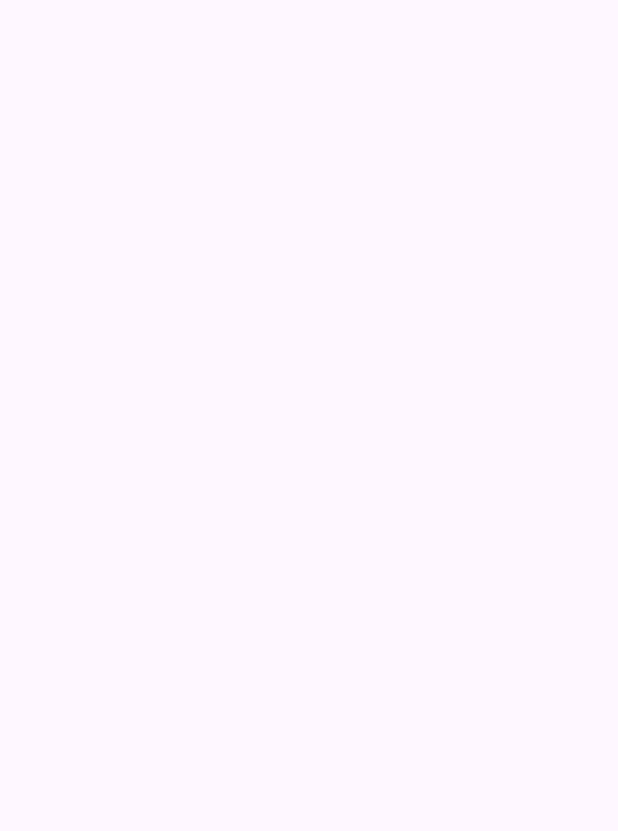
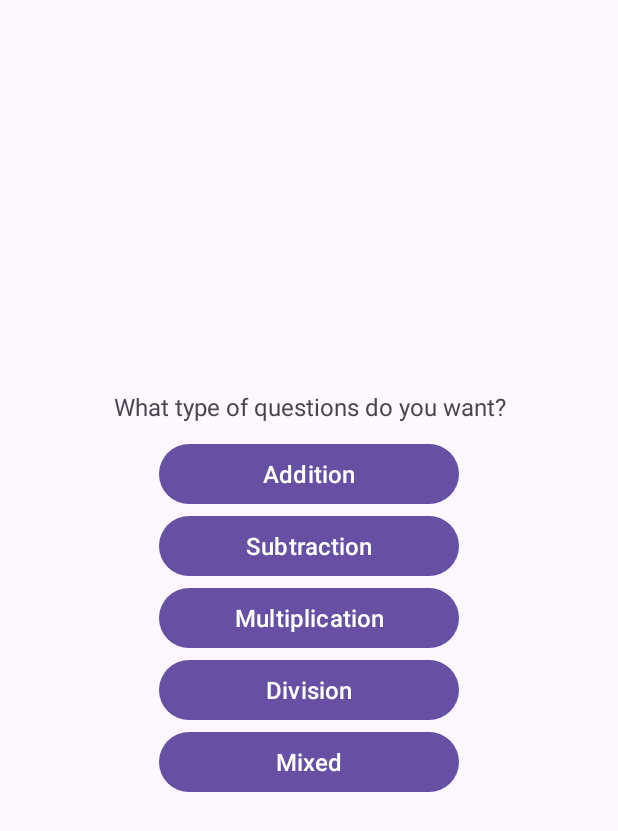
Before and after one commit to magnfreid/MathApp, an Android app: the SetupActivity screen opened directly, with no data from a screen before it, on a phone screen of 412 x 824 dp. Before the commit the part shown is empty. Shown: the top 831 px of the screen. Run offline under Robolectric (Android 15) with nearby library versions, the phone set to English and light mode, and no system bars.

Commit message:
Added SetupActivity with fragments

```diff
--- a/Math app/app/src/main/java/com/example/mathapp/MainActivity.kt
+++ b/Math app/app/src/main/java/com/example/mathapp/MainActivity.kt
@@ -5,9 +5,12 @@ import androidx.activity.enableEdgeToEdge
 import androidx.appcompat.app.AppCompatActivity
 import androidx.core.view.ViewCompat
 import androidx.core.view.WindowInsetsCompat
+import com.example.mathapp.databinding.ActivityMainBinding
 
 class MainActivity : AppCompatActivity() {
+    private lateinit var binding: ActivityMainBinding
     override fun onCreate(savedInstanceState: Bundle?) {
+        binding = ActivityMainBinding.inflate(layoutInflater)
         super.onCreate(savedInstanceState)
         enableEdgeToEdge()
         setContentView(R.layout.activity_main)
--- a/Math app/app/src/main/java/com/example/mathapp/IntroductionActivity.kt
+++ b/Math app/app/src/main/java/com/example/mathapp/SetupActivity.kt
@@ -5,16 +5,27 @@ import androidx.activity.enableEdgeToEdge
 import androidx.appcompat.app.AppCompatActivity
 import androidx.core.view.ViewCompat
 import androidx.core.view.WindowInsetsCompat
+import com.example.mathapp.databinding.ActivitySetupBinding
+import com.example.mathapp.setup.TypeFragment
 
-class IntroductionActivity : AppCompatActivity() {
+class SetupActivity : AppCompatActivity() {
+    private lateinit var binding: ActivitySetupBinding
     override fun onCreate(savedInstanceState: Bundle?) {
         super.onCreate(savedInstanceState)
+        binding = ActivitySetupBinding.inflate(layoutInflater)
         enableEdgeToEdge()
-        setContentView(R.layout.activity_introduction)
+        setContentView(binding.root)
         ViewCompat.setOnApplyWindowInsetsListener(findViewById(R.id.main)) { v, insets ->
             val systemBars = insets.getInsets(WindowInsetsCompat.Type.systemBars())
             v.setPadding(systemBars.left, systemBars.top, systemBars.right, systemBars.bottom)
             insets
         }
+        //Start with first fragment
+        if (savedInstanceState == null) {
+            supportFragmentManager.beginTransaction()
+                .replace(R.id.fragmentContainerView, TypeFragment())
+                .addToBackStack(null)
+                .commit()
+        }
     }
 }
--- /dev/null
+++ b/Math app/app/src/main/java/com/example/mathapp/setup/TypeFragment.kt
@@ -0,0 +1,53 @@
+package com.example.mathapp.setup
+
+import android.os.Bundle
+import android.view.LayoutInflater
+import android.view.View
+import android.view.ViewGroup
+import androidx.fragment.app.Fragment
+import com.example.mathapp.R
+import com.example.mathapp.databinding.FragmentTypeBinding
+
+class TypeFragment : Fragment() {
+    private lateinit var binding: FragmentTypeBinding
+    override fun onCreateView(
+        inflater: LayoutInflater, container: ViewGroup?,
+        savedInstanceState: Bundle?
+    ): View {
+        binding = FragmentTypeBinding.inflate(inflater)
+        return binding.root
+    }
+
+    override fun onViewCreated(view: View, savedInstanceState: Bundle?) {
+        super.onViewCreated(view, savedInstanceState)
+        binding.btnAddition.setOnClickListener {
+            Setup.chosenType = Setup.ADDITION
+            nextFragment()
+        }
+        binding.btnSubtraction.setOnClickListener {
+            Setup.chosenType = Setup.SUBTRACTION
+            nextFragment()
+        }
+        binding.btnMultiplication.setOnClickListener {
+            Setup.chosenType = Setup.MULTIPLY
+            nextFragment()
+        }
+        binding.btnDivision.setOnClickListener {
+            Setup.chosenType = Setup.DIVISION
+            nextFragment()
+        }
+        binding.btnMixed.setOnClickListener {
+            Setup.chosenType = Setup.MIXED
+            nextFragment()
+        }
+    }
+
+    private fun nextFragment() {
+        parentFragmentManager
+            .beginTransaction()
+            .replace(R.id.fragmentContainerView, QuestionAmountFragment())
+            .addToBackStack(null)
+            .commit()
+    }
+
+}
--- a/Math app/app/src/main/res/layout/activity_introduction.xml
+++ /dev/null
@@ -1,10 +0,0 @@
-<?xml version="1.0" encoding="utf-8"?>
-<androidx.constraintlayout.widget.ConstraintLayout xmlns:android="http://schemas.android.com/apk/res/android"
-    xmlns:app="http://schemas.android.com/apk/res-auto"
-    xmlns:tools="http://schemas.android.com/tools"
-    android:id="@+id/main"
-    android:layout_width="match_parent"
-    android:layout_height="match_parent"
-    tools:context=".IntroductionActivity">
-
-</androidx.constraintlayout.widget.ConstraintLayout>
--- /dev/null
+++ b/Math app/app/src/main/res/layout/activity_setup.xml
@@ -0,0 +1,20 @@
+<?xml version="1.0" encoding="utf-8"?>
+<androidx.constraintlayout.widget.ConstraintLayout xmlns:android="http://schemas.android.com/apk/res/android"
+    xmlns:app="http://schemas.android.com/apk/res-auto"
+    xmlns:tools="http://schemas.android.com/tools"
+    android:id="@+id/main"
+    android:layout_width="match_parent"
+    android:layout_height="match_parent"
+    tools:context=".SetupActivity">
+
+    <androidx.fragment.app.FragmentContainerView
+        android:id="@+id/fragmentContainerView"
+        android:layout_width="match_parent"
+        android:layout_height="match_parent"
+        app:layout_constraintBottom_toTopOf="parent"
+        app:layout_constraintEnd_toEndOf="parent"
+        app:layout_constraintStart_toStartOf="parent"
+        app:layout_constraintTop_toTopOf="parent" />
+
+
+</androidx.constraintlayout.widget.ConstraintLayout>
--- /dev/null
+++ b/Math app/app/src/main/res/layout/fragment_type.xml
@@ -0,0 +1,71 @@
+<?xml version="1.0" encoding="utf-8"?>
+<androidx.constraintlayout.widget.ConstraintLayout xmlns:android="http://schemas.android.com/apk/res/android"
+    xmlns:app="http://schemas.android.com/apk/res-auto"
+    android:layout_width="match_parent"
+    android:layout_height="match_parent"
+    app:layout_constraintVertical_chainStyle="packed">
+
+    <com.google.android.material.textview.MaterialTextView
+        android:id="@+id/tv_setup"
+        android:layout_width="match_parent"
+        android:layout_height="0dp"
+        android:layout_marginBottom="10dp"
+        android:text="@string/setup_question"
+        android:textAlignment="center"
+        android:textSize="16sp"
+        app:layout_constraintBottom_toTopOf="@+id/btn_addition"
+        app:layout_constraintEnd_toEndOf="parent"
+        app:layout_constraintHorizontal_bias="0.5"
+        app:layout_constraintStart_toStartOf="parent" />
+
+    <com.google.android.material.button.MaterialButton
+        android:id="@+id/btn_addition"
+        style="@style/BtnStyleSetupType"
+        android:text="@string/addition"
+        app:layout_constraintBottom_toTopOf="@+id/btn_subtraction"
+        app:layout_constraintEnd_toEndOf="parent"
+        app:layout_constraintHorizontal_bias="0.5"
+        app:layout_constraintStart_toStartOf="parent"
+        app:layout_constraintTop_toTopOf="parent"
+        app:layout_constraintVertical_chainStyle="packed" />
+
+    <com.google.android.material.button.MaterialButton
+        android:id="@+id/btn_subtraction"
+        style="@style/BtnStyleSetupType"
+        android:text="@string/subtraction"
+        app:layout_constraintBottom_toTopOf="@+id/btn_multiplication"
+        app:layout_constraintEnd_toEndOf="parent"
+        app:layout_constraintHorizontal_bias="0.5"
+        app:layout_constraintStart_toStartOf="parent"
+        app:layout_constraintTop_toBottomOf="@+id/btn_addition" />
+
+    <com.google.android.material.button.MaterialButton
+        android:id="@+id/btn_multiplication"
+        style="@style/BtnStyleSetupType"
+        android:text="@string/multiplication"
+        app:layout_constraintBottom_toTopOf="@+id/btn_division"
+        app:layout_constraintEnd_toEndOf="parent"
+        app:layout_constraintHorizontal_bias="0.5"
+        app:layout_constraintStart_toStartOf="parent"
+        app:layout_constraintTop_toBottomOf="@+id/btn_subtraction" />
+
+    <com.google.android.material.button.MaterialButton
+        android:id="@+id/btn_division"
+        style="@style/BtnStyleSetupType"
+        android:text="@string/division"
+        app:layout_constraintBottom_toTopOf="@+id/btn_mixed"
+        app:layout_constraintEnd_toEndOf="parent"
+        app:layout_constraintHorizontal_bias="0.5"
+        app:layout_constraintStart_toStartOf="parent"
+        app:layout_constraintTop_toBottomOf="@+id/btn_multiplication" />
+
+    <com.google.android.material.button.MaterialButton
+        android:id="@+id/btn_mixed"
+        style="@style/BtnStyleSetupType"
+        android:text="@string/mixed"
+        app:layout_constraintBottom_toBottomOf="parent"
+        app:layout_constraintEnd_toEndOf="parent"
+        app:layout_constraintHorizontal_bias="0.5"
+        app:layout_constraintStart_toStartOf="parent"
+        app:layout_constraintTop_toBottomOf="@+id/btn_division" />
+</androidx.constraintlayout.widget.ConstraintLayout>
--- a/Math app/app/src/main/res/values/strings.xml
+++ b/Math app/app/src/main/res/values/strings.xml
@@ -1,3 +1,13 @@
 <resources>
     <string name="app_name">Math App</string>
+    <!-- TODO: Remove or change this placeholder text -->
+    <string name="hello_blank_fragment">Hello blank fragment</string>
+    <string name="multiplication">Multiplication</string>
+    <string name="division">Division</string>
+    <string name="subtraction">Subtraction</string>
+    <string name="addition">Addition</string>
+    <string name="setup_question">What type of questions do you want?</string>
+    <string name="mixed">Mixed</string>
+    <string name="btn_continue_text">Continue</string>
+    <string name="tv_question_amount">How many questions do you want? (1–20)</string>
 </resources>
--- /dev/null
+++ b/Math app/app/src/main/res/values/styles.xml
@@ -0,0 +1,9 @@
+<?xml version="1.0" encoding="utf-8"?>
+<resources>
+
+    <style name="BtnStyleSetupType" parent="Widget.Material3.Button">
+       <item name="android:textSize">16sp</item>
+        <item name="android:layout_width">200dp</item>
+        <item name="android:layout_height">wrap_content</item>
+    </style>
+</resources>
```
Also changed, not shown: Math app/app/src/main/AndroidManifest.xml (+8 -2 lines), Math app/app/src/main/java/com/example/mathapp/ResultsActivity.kt (+6 -1 lines), Math app/app/src/main/java/com/example/mathapp/main/QuestionItem.kt (added, +9 -0 lines), Math app/app/src/main/java/com/example/mathapp/setup/QuestionAmountFragment.kt (added, +41 -0 lines), Math app/app/src/main/java/com/example/mathapp/setup/Setup.kt (added, +36 -0 lines), Math app/app/src/main/res/layout/fragment_question_amount.xml (added, +45 -0 lines).
